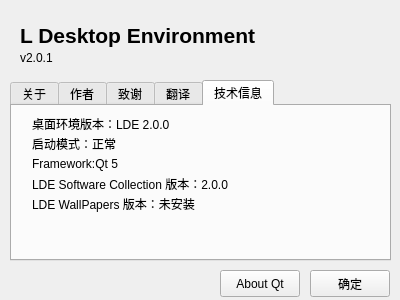
Before: the Qt Designer form src/ldeabout/widget.ui in xuzhuoyi/LDE, drawn with Qt 5.
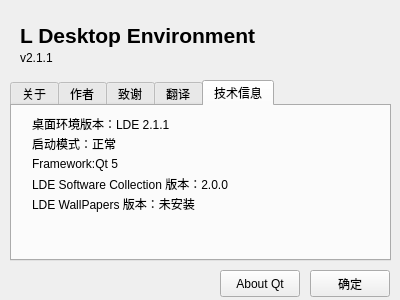
After: the same form once the commit is applied. The open tabs and pages were chosen to show the change.

```diff
--- a/src/ldeabout/widget.ui
+++ b/src/ldeabout/widget.ui
@@ -202,7 +202,7 @@
       </rect>
      </property>
      <property name="text">
-      <string>桌面环境版本：LDE 2.0.0</string>
+      <string>桌面环境版本：LDE 2.1.1</string>
      </property>
     </widget>
     <widget class="QLabel" name="label_14">
@@ -295,7 +295,7 @@
     </rect>
    </property>
    <property name="text">
-    <string>v2.0.1</string>
+    <string>v2.1.1</string>
    </property>
   </widget>
   <widget class="QPushButton" name="pushButton_2">
```
Left out of the diff: 2 changed lines with no effect on the pictures.
